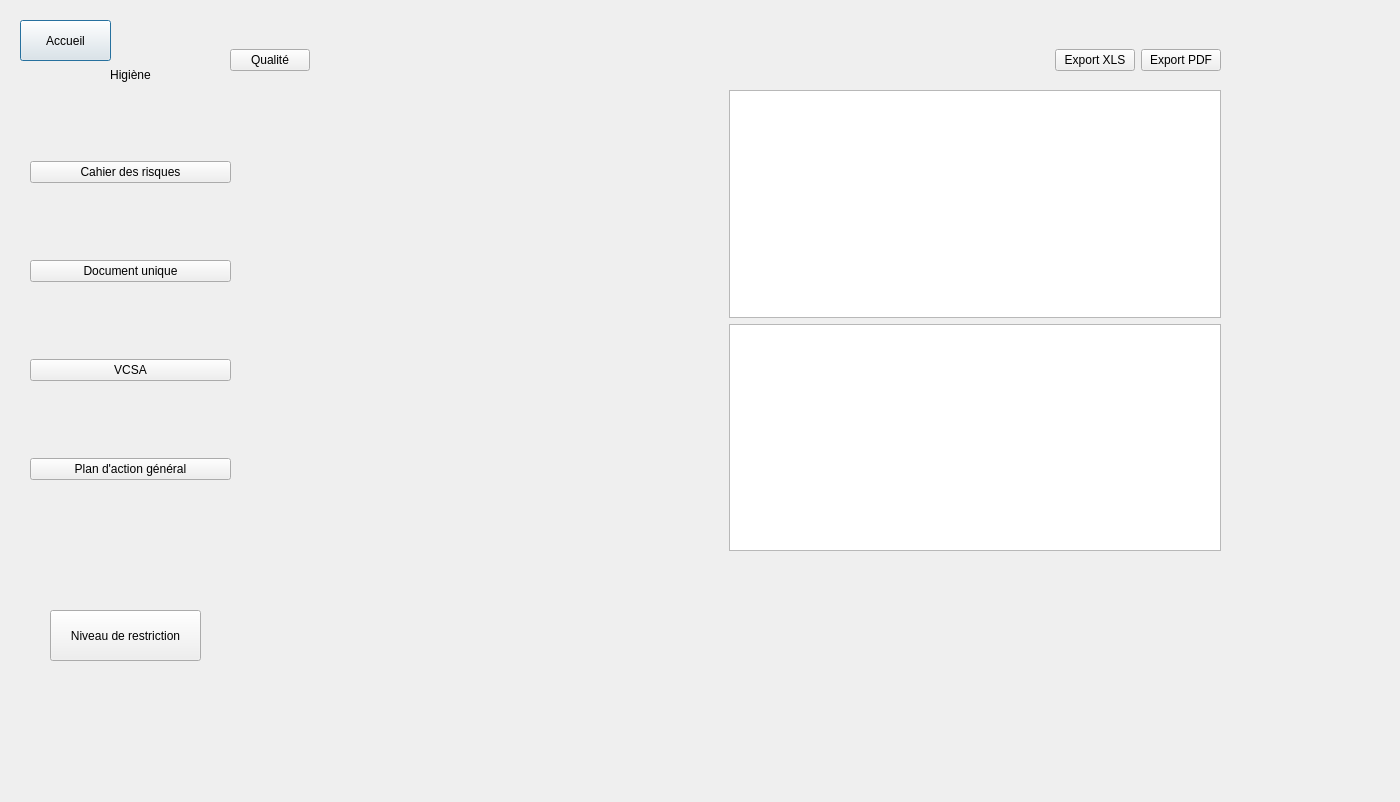
Qt form Projet_Ajour/hygiene.ui (simzrch/Projet_Entremont) before a commit.
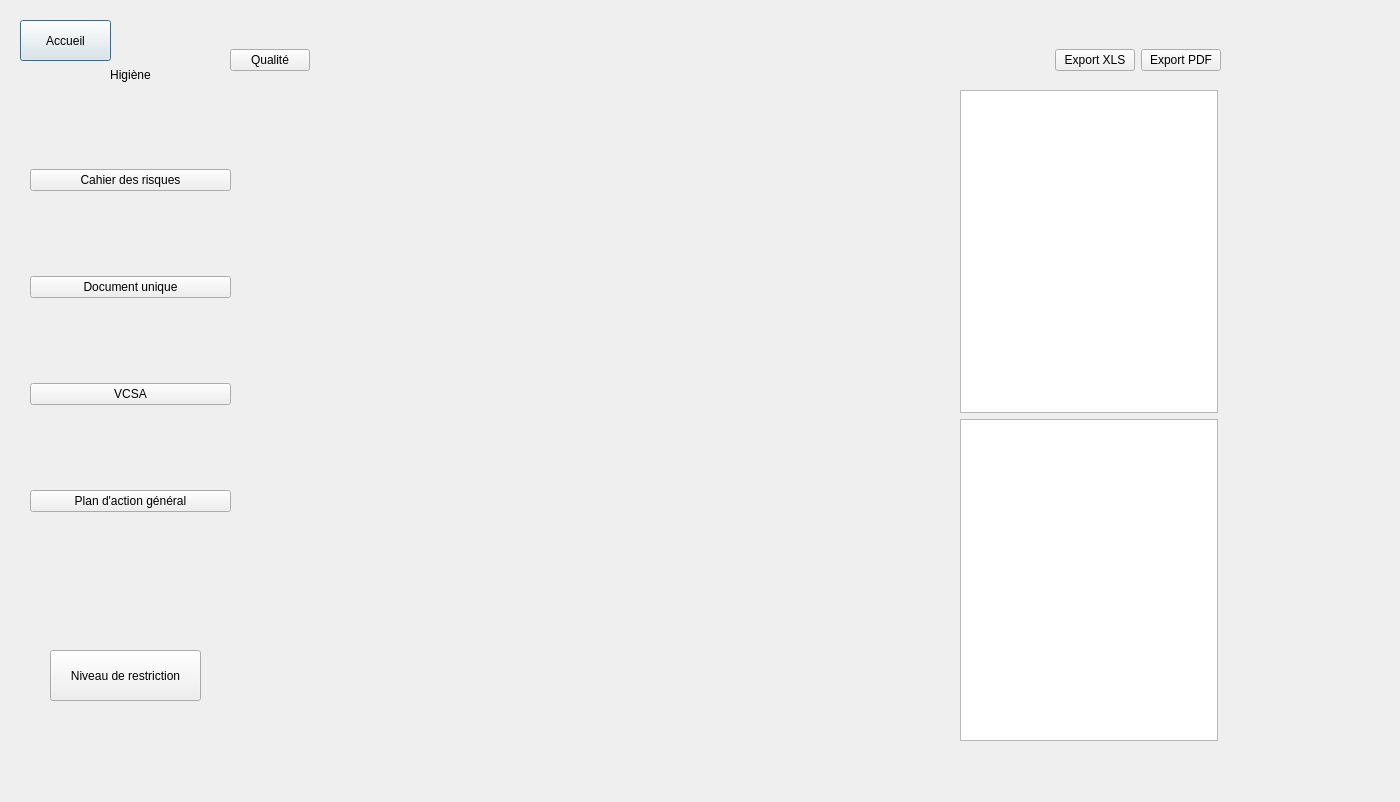
The same form after that commit.

Patch:
```diff
--- a/Projet_Ajour/hygiene.ui
+++ b/Projet_Ajour/hygiene.ui
@@ -78,7 +78,7 @@
      <x>30</x>
      <y>90</y>
      <width>201</width>
-     <height>461</height>
+     <height>501</height>
     </rect>
    </property>
    <layout class="QVBoxLayout" name="verticalLayout">
@@ -116,7 +116,7 @@
    <property name="geometry">
     <rect>
      <x>50</x>
-     <y>610</y>
+     <y>650</y>
      <width>151</width>
      <height>51</height>
     </rect>
@@ -141,34 +141,36 @@
     <set>Qt::AlignCenter</set>
    </property>
   </widget>
-  <widget class="QWidget" name="horizontalLayoutWidget_2">
-   <property name="geometry">
-    <rect>
-     <x>230</x>
-     <y>90</y>
-     <width>991</width>
-     <height>461</height>
-    </rect>
-   </property>
-   <layout class="QHBoxLayout" name="horizontalLayout_2">
-    <item>
      <widget class="QStackedWidget" name="stackedWidget">
+   <property name="geometry">
+    <rect>
+     <x>231</x>
+     <y>91</y>
+     <width>731</width>
+     <height>661</height>
+    </rect>
+   </property>
       <property name="currentIndex">
        <number>0</number>
       </property>
       <widget class="QWidget" name="page"/>
       <widget class="QWidget" name="page_2"/>
      </widget>
-    </item>
-    <item>
+  <widget class="QWidget" name="">
+   <property name="geometry">
+    <rect>
+     <x>960</x>
+     <y>90</y>
+     <width>258</width>
+     <height>651</height>
+    </rect>
+   </property>
      <layout class="QGridLayout" name="gridLayout">
       <item row="0" column="0">
        <widget class="QTableWidget" name="tableWidget"/>
       </item>
       <item row="1" column="0">
        <widget class="QTableView" name="tableView"/>
-      </item>
-     </layout>
     </item>
    </layout>
   </widget>
```
Lines whose indentation alone changed are shown as unchanged.
